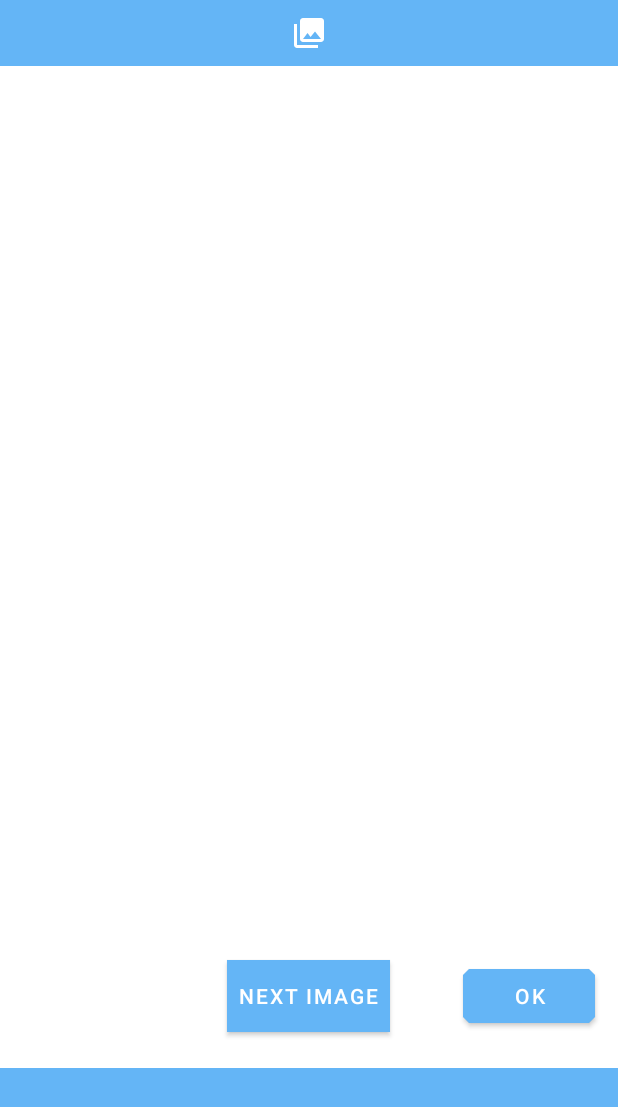
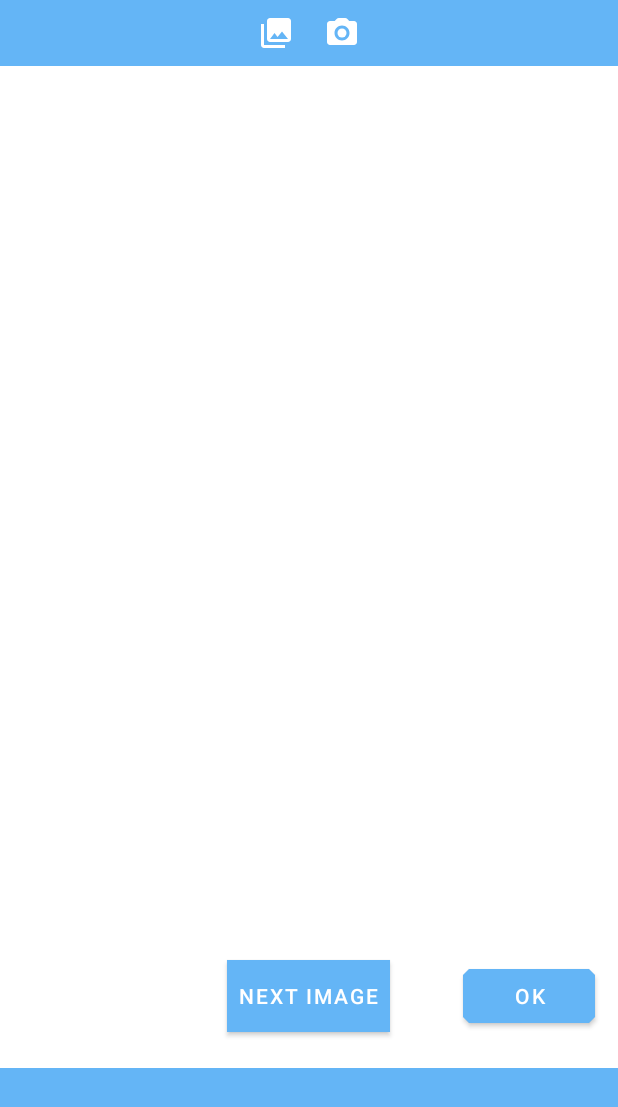
Before and after one commit to abdulmuhg/PasarIkan, an Android app: the MainActivity screen opened directly, with no data from a screen before it, on a phone screen of 412 x 824 dp. Shown: the top 1107 px of the screen. Run offline under Robolectric (Android 15) with nearby library versions, the light colour scheme and no system bars.

```diff
--- a/app/src/main/java/id/co/personal/pasarikan/classifier/ImageClassifier.kt
+++ b/app/src/main/java/id/co/personal/pasarikan/classifier/ImageClassifier.kt
@@ -153,7 +153,7 @@
                     " model\n"
             textToShow += "Latency: " + Long.toString(endTime - startTime) + "ms\n"
             textToShow += if (labelProbList.isNullOrEmpty())
-                "No Result"
+                "-"
             else
                 printTopKLabels(labelProbList)
 
--- /dev/null
+++ b/app/src/main/res/drawable/ic_round_photo_camera_24.xml
@@ -0,0 +1,6 @@
+<vector android:height="24dp" android:tint="#FFFFFF"
+    android:viewportHeight="24" android:viewportWidth="24"
+    android:width="24dp" xmlns:android="http://schemas.android.com/apk/res/android">
+    <path android:fillColor="@android:color/white" android:pathData="M12,12m-3,0a3,3 0,1 1,6 0a3,3 0,1 1,-6 0"/>
+    <path android:fillColor="@android:color/white" android:pathData="M20,4h-3.17l-1.24,-1.35c-0.37,-0.41 -0.91,-0.65 -1.47,-0.65L9.88,2c-0.56,0 -1.1,0.24 -1.48,0.65L7.17,4L4,4c-1.1,0 -2,0.9 -2,2v12c0,1.1 0.9,2 2,2h16c1.1,0 2,-0.9 2,-2L22,6c0,-1.1 -0.9,-2 -2,-2zM12,17c-2.76,0 -5,-2.24 -5,-5s2.24,-5 5,-5 5,2.24 5,5 -2.24,5 -5,5z"/>
+</vector>
--- a/app/src/main/res/layout/activity_still_image.xml
+++ b/app/src/main/res/layout/activity_still_image.xml
@@ -26,8 +26,7 @@
             android:layout_width="wrap_content"
             android:layout_height="wrap_content"
             android:layout_margin="10dp"
-            android:background="@android:drawable/ic_menu_camera"
-            android:visibility="gone" />
+            android:background="@drawable/ic_round_photo_camera_24" />
 
     </LinearLayout>
 
```
